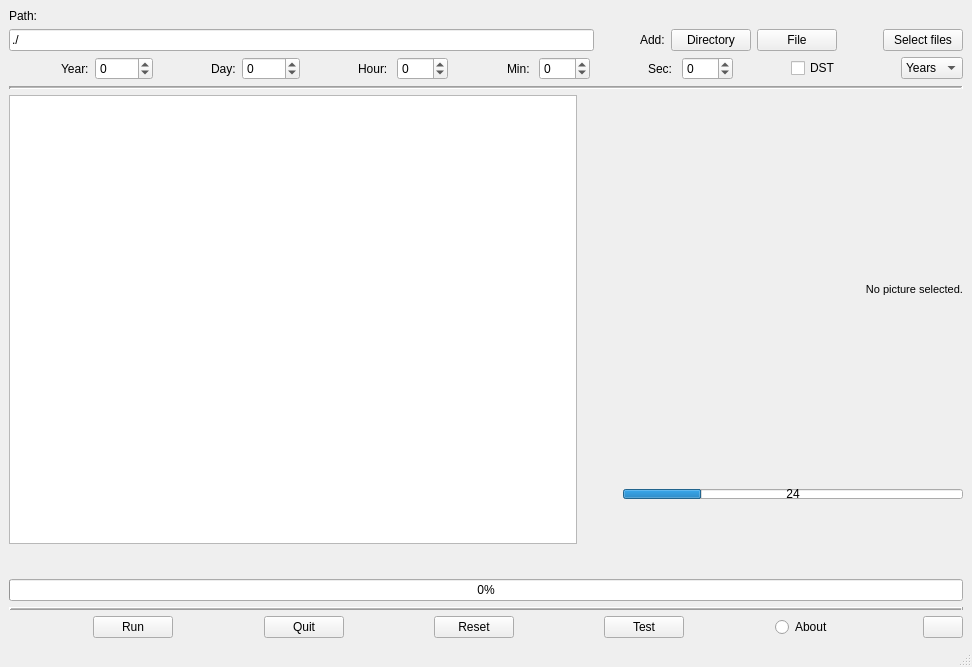
Old version of the form mainwindow.ui in the repository a-lemonnier/shiftpicdate-gui.
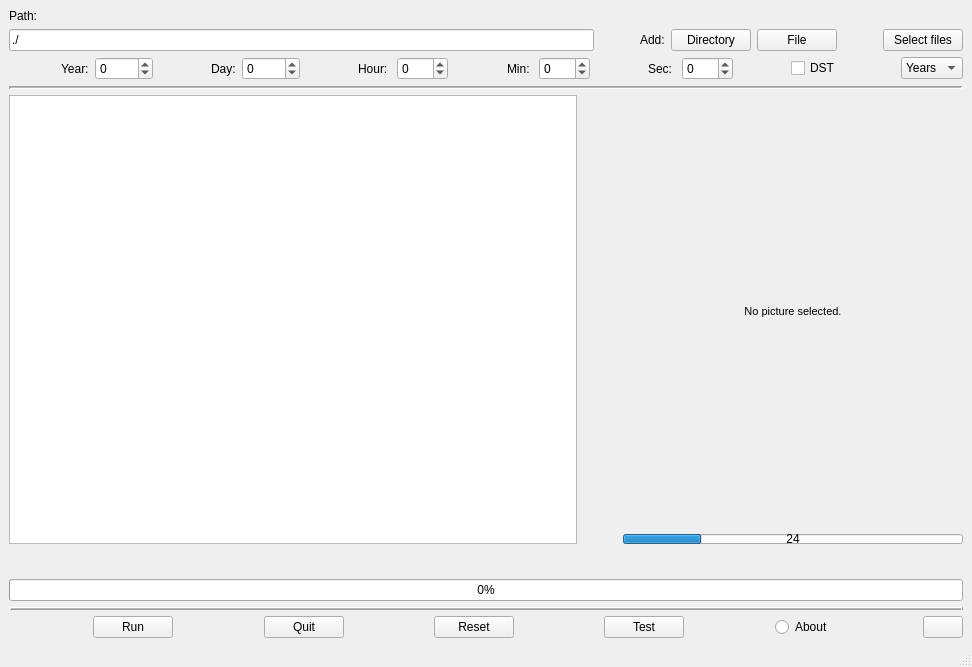
New version of the form. Icons and pictures are not drawn.

Patch:
```diff
--- a/mainwindow.ui
+++ b/mainwindow.ui
@@ -843,7 +843,7 @@
           <item>
            <layout class="QVBoxLayout" name="verticalLayout_5">
             <property name="sizeConstraint">
-             <enum>QLayout::SetMinimumSize</enum>
+             <enum>QLayout::SetMaximumSize</enum>
             </property>
             <item>
              <layout class="QHBoxLayout" name="horizontalLayout_6">
@@ -853,11 +853,11 @@
                  <enum>Qt::Horizontal</enum>
                 </property>
                 <property name="sizeType">
-                 <enum>QSizePolicy::Minimum</enum>
+                 <enum>QSizePolicy::Preferred</enum>
                 </property>
                 <property name="sizeHint" stdset="0">
                  <size>
-                  <width>40</width>
+                  <width>20</width>
                   <height>20</height>
                  </size>
                 </property>
@@ -866,7 +866,7 @@
               <item>
                <widget class="QLabel" name="picLabel">
                 <property name="sizePolicy">
-                 <sizepolicy hsizetype="Preferred" vsizetype="Preferred">
+                 <sizepolicy hsizetype="Preferred" vsizetype="Expanding">
                   <horstretch>0</horstretch>
                   <verstretch>0</verstretch>
                  </sizepolicy>
@@ -874,13 +874,13 @@
                 <property name="minimumSize">
                  <size>
                   <width>300</width>
-                  <height>300</height>
+                  <height>250</height>
                  </size>
                 </property>
                 <property name="maximumSize">
                  <size>
-                  <width>300</width>
-                  <height>300</height>
+                  <width>500</width>
+                  <height>500</height>
                  </size>
                 </property>
                 <property name="font">
@@ -895,12 +895,18 @@
                 <property name="statusTip">
                  <string/>
                 </property>
+                <property name="layoutDirection">
+                 <enum>Qt::LeftToRight</enum>
+                </property>
                 <property name="autoFillBackground">
                  <bool>true</bool>
                 </property>
                 <property name="styleSheet">
                  <string notr="true"/>
                 </property>
+                <property name="frameShadow">
+                 <enum>QFrame::Raised</enum>
+                </property>
                 <property name="text">
                  <string>No picture selected.</string>
                 </property>
@@ -911,13 +917,29 @@
                  <bool>false</bool>
                 </property>
                 <property name="alignment">
-                 <set>Qt::AlignRight|Qt::AlignTrailing|Qt::AlignVCenter</set>
+                 <set>Qt::AlignCenter</set>
                 </property>
                 <property name="textInteractionFlags">
                  <set>Qt::NoTextInteraction</set>
                 </property>
                </widget>
               </item>
+              <item>
+               <spacer name="horizontalSpacer_30">
+                <property name="orientation">
+                 <enum>Qt::Horizontal</enum>
+                </property>
+                <property name="sizeType">
+                 <enum>QSizePolicy::Preferred</enum>
+                </property>
+                <property name="sizeHint" stdset="0">
+                 <size>
+                  <width>20</width>
+                  <height>20</height>
+                 </size>
+                </property>
+               </spacer>
+              </item>
              </layout>
             </item>
             <item>
```
